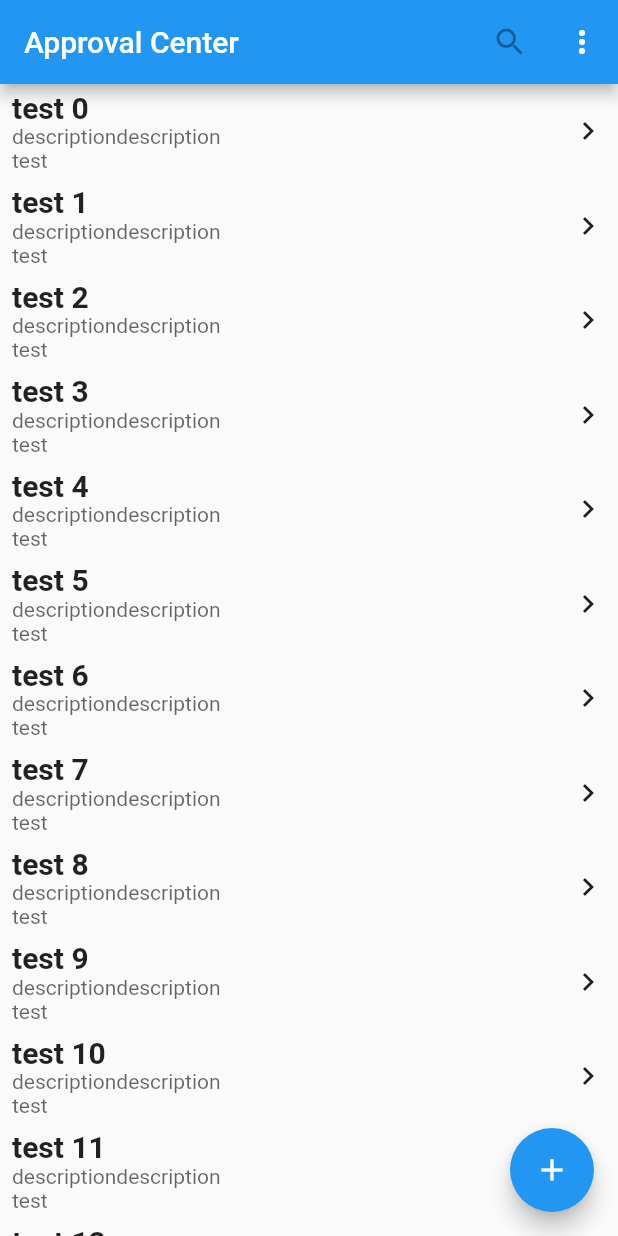
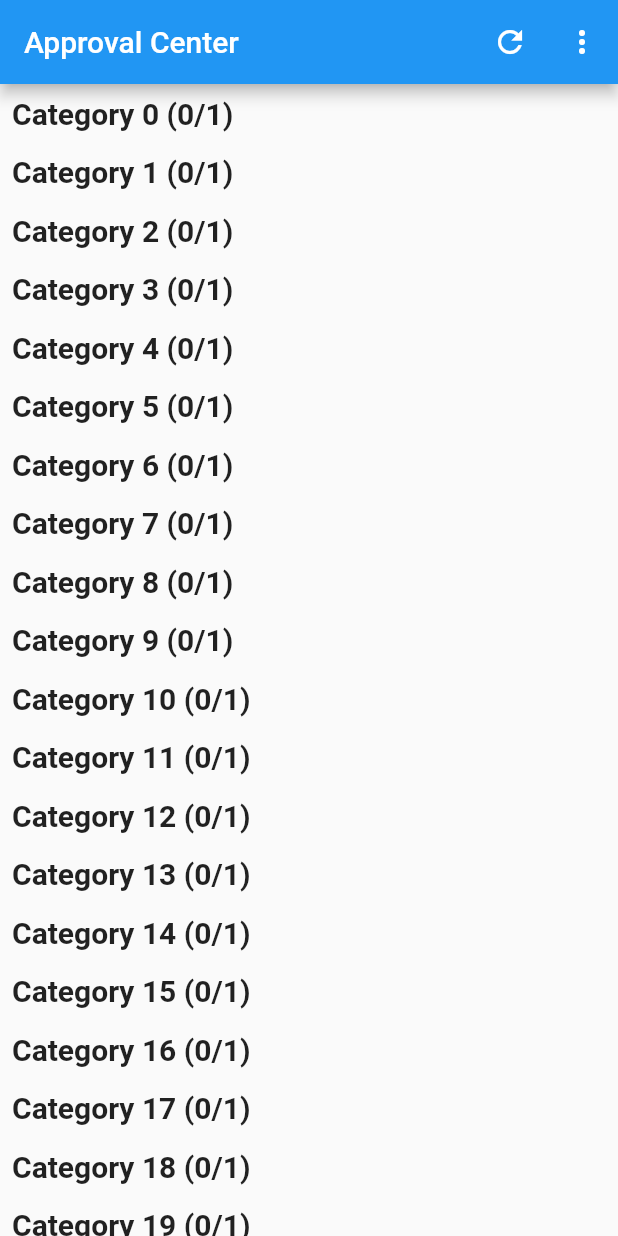
Before and after one commit to rocetch/flutter-approval-center, a Flutter app: the screen it shows after launch, on a phone screen of 412 x 824 dp. Run offline on Flutter 3.47's test engine with Material 2 defaults, Android fonts, the phone set to English and light mode, and no system bars.

Commit message:
add second page

```diff
--- a/lib/main.dart
+++ b/lib/main.dart
@@ -1,6 +1,7 @@
 import 'package:flutter/material.dart';
 
-import 'screens/task_category_list/task_categories_page.dart';
+import 'screens/task_categories_page/task_categories_page.dart';
+import 'screens/tasks_page/tasks_page.dart';
 
 void main() => runApp(MyApp());
 
@@ -24,6 +25,9 @@ class MyApp extends StatelessWidget {
         brightness: Brightness.light,
       ),
       home: TaskCategoriesPage(title: 'Approval Center'),
+      routes: <String, WidgetBuilder>{
+        TasksPage.routeName: (BuildContext context) => TasksPage(),
+      },
     );
   }
 }
--- a/lib/models/task_category.dart
+++ b/lib/models/task_category.dart
@@ -1,6 +1,9 @@
 class TaskCategory {
-  TaskCategory(this.subject, this.description, this.unread);
-  String subject;
-  String description;
-  bool unread = true;
+  TaskCategory(this.name, this.totalCnt, this.unreadCnt);
+
+  String name;
+  int totalCnt;
+  int unreadCnt;
+
+  String get displayName => "$name ($unreadCnt/$totalCnt)";
 }
--- a/lib/screens/task_category_list/task_categories_page.dart
+++ b/lib/screens/task_categories_page/task_categories_page.dart
@@ -4,7 +4,7 @@ import 'package:approval_center/models/task_category.dart';
 import 'package:flutter/material.dart';
 
 import 'widgets/task_category_card/task_category_card.dart';
-import 'widgets/top_bar/top_bar.dart';
+//import 'widgets/top_bar/top_bar.dart';
 
 class TaskCategoriesPage extends StatefulWidget {
   TaskCategoriesPage({Key key, this.title}) : super(key: key);
@@ -25,10 +25,23 @@ class TaskCategoriesPage extends StatefulWidget {
 }
 
 class _TaskCategoriesPageState extends State<TaskCategoriesPage> {
-  int _counter = 0;
+  //int _counter = 0;
   List<TaskCategory> categories = initData();
 
-  //final List<int> colorCodes = <int>[600, 500, 100, 600, 500, 100, 600, 500, 100, 600, 500, 100, 600, 500, 100];
+  void _refresh() {
+    setState(() {
+      categories = initData();
+      //_counter++;
+      //categories.clear();
+      //categories.addAll(initData());
+      // for (var i=0; i<20; i++) {
+      //   var totalCnt = Random().nextInt(10);
+      //   var unreadCnt = Random().nextInt(totalCnt);
+      //   var catg = TaskCategory("Category $i", totalCnt, unreadCnt);
+      //   categories[i] = catg;
+      // }
+    });
+  }
 
   void _incrementCounter() {
     setState(() {
@@ -37,21 +50,25 @@ class _TaskCategoriesPageState extends State<TaskCategoriesPage> {
       // so that the display can reflect the updated values. If we changed
       // _counter without calling setState(), then the build method would not be
       // called again, and so nothing would appear to happen.
-      _counter++;
+      //_counter++;
     });
   }
 
   static List<TaskCategory> initData() {
     List<TaskCategory> _categories = <TaskCategory>[];
     for (var i=0; i<20; i++) {
-      _categories.add(TaskCategory("test $i", "descriptiondescription\ntest", Random().nextBool()));
+      var totalCnt = Random().nextInt(10)+1;
+      var unreadCnt = Random().nextInt(totalCnt);
+      var catg = TaskCategory("Category $i", totalCnt, unreadCnt);
+      //print(i.toString() + catg.unread.toString());
+      _categories.add(catg);
     }
     return _categories;
   }
 
   @override
   Widget build(BuildContext context) {
-  //initData();
+    //print("build");
     // This method is rerun every time setState is called, for instance as done
     // by the _incrementCounter method above.
     //
@@ -59,7 +76,7 @@ class _TaskCategoriesPageState extends State<TaskCategoriesPage> {
     // fast, so that you can just rebuild anything that needs updating rather
     // than having to individually change instances of widgets.
     return Scaffold(
-      appBar: TopBar(widget.title).build(),
+      appBar: buildAppBar(),
       body: ListView.builder(
         physics: BouncingScrollPhysics(),
         padding: const EdgeInsets.all(0.0),
@@ -118,11 +135,40 @@ class _TaskCategoriesPageState extends State<TaskCategoriesPage> {
         ),
       ),
       */
+      /*
       floatingActionButton: FloatingActionButton(
         onPressed: _incrementCounter,
         tooltip: 'Increment',
         child: Icon(Icons.add),
       ), // This trailing comma makes auto-formatting nicer for build methods.
+      */
     );
   }
+
+  Widget buildAppBar() {
+    return AppBar(
+      title: Text(widget.title),
+      actions: <Widget>[
+        IconButton(
+          icon: Icon(Icons.refresh),
+          onPressed: _onRefreshPressed,
+        ),
+        IconButton(
+          icon: Icon(Icons.more_vert),
+          onPressed: _onMorePressed,
+        ),
+      ],
+      toolbarOpacity: 1,
+      bottomOpacity: 0.1,
+      //backgroundColor: Color.fromRGBO(0, 0, 255, 0.1),
+    );
+  }
+
+  void _onMorePressed() {
+
+  }
+
+  void _onRefreshPressed() {
+    _refresh();
+  }
 }
--- /dev/null
+++ b/lib/screens/task_categories_page/widgets/task_category_card/task_category_card.dart
@@ -0,0 +1,54 @@
+import 'package:approval_center/models/task_category.dart';
+import 'package:approval_center/screens/tasks_page/tasks_page.dart';
+import 'package:flutter/material.dart';
+
+class TaskCategoryCard extends StatelessWidget {
+  final TaskCategory _taskCategory;
+
+  TaskCategoryCard(this._taskCategory);
+
+  @override
+  Widget build(BuildContext context) {
+    //print("build card");
+    return InkWell(
+      child: Container(
+        margin: const EdgeInsets.symmetric(vertical: 8.0),
+        //decoration: BoxDecoration(
+          //borderRadius: BorderRadius.circular(6.0),
+          //border: Border.all(color: Colors.black),
+        //),
+        child: Row(
+          children: <Widget>[
+            Padding(padding: const EdgeInsets.only(left: 8.0)),
+            //Icon(Icons.star),
+            //Padding(padding: const EdgeInsets.only(left: 8.0)),
+            Expanded(
+              child: Text(_taskCategory.displayName,
+                    textAlign: TextAlign.left,
+                    style: _getNameStyle(context),
+                    ),
+            ),
+            Padding(padding: const EdgeInsets.only(left: 8.0)),
+            //Icon(Icons.keyboard_arrow_right),
+            //Padding(padding: const EdgeInsets.only(left: 8.0)),
+          ],
+        ),
+      ),
+      onTap: () => _onTap(context),
+      //onTap: () => print(_taskCategory.name),
+    );
+  }
+
+  TextStyle _getNameStyle(BuildContext context) {
+    TextStyle style = Theme.of(context).textTheme.title.apply(fontWeightDelta: -1);
+    //if (_taskCategory.unread) {
+      style = style.apply(fontWeightDelta: 3);
+    //}
+    return style;
+  }
+
+  void _onTap(BuildContext context) {
+    Navigator.pushNamed(context, TasksPage.routeName, arguments: _taskCategory);
+    //print(_taskCategory.name);
+  }
+}
--- a/lib/screens/task_category_list/widgets/task_category_card/task_category_card2.dart
+++ b/lib/screens/task_categories_page/widgets/task_category_card/task_category_card2.dart
@@ -1,7 +1,8 @@
 import 'package:approval_center/models/task_category.dart';
 import 'package:flutter/material.dart';
 
-class TaskCategoryCard {
+class TaskCategoryCard2 {
+  /*
   TaskCategoryCard(this.context, this.index, this._taskCategory);
 
   final TaskCategory _taskCategory;
@@ -70,4 +71,5 @@ class TaskCategoryCard {
       ],
     ),
   );
+  */
 }
--- a/lib/screens/task_category_list/widgets/task_category_card/task_category_card.dart
+++ b/lib/screens/tasks_page/widgets/task_card/task_card.dart
@@ -1,22 +1,14 @@
-import 'package:approval_center/models/task_category.dart';
+import 'package:approval_center/models/task.dart';
 import 'package:flutter/material.dart';
 
-class TaskCategoryCard extends StatefulWidget {
-  final TaskCategory _taskCategory;
+class TaskCard extends StatelessWidget {
+  final Task _task;
 
-  TaskCategoryCard(this._taskCategory);
-
-  @override
-  _TaskCategoryCardState createState() => _TaskCategoryCardState(_taskCategory);
-}
-
-class _TaskCategoryCardState extends State<TaskCategoryCard> {
-  final TaskCategory _taskCategory;
-
-  _TaskCategoryCardState(this._taskCategory);
+  TaskCard(this._task);
 
   @override
   Widget build(BuildContext context) {
+    //print("build card");
     return Container(
       margin: const EdgeInsets.symmetric(vertical: 4.0),
       //decoration: BoxDecoration(
@@ -32,17 +24,12 @@ class _TaskCategoryCardState extends State<TaskCategoryCard> {
             child: Column(
               crossAxisAlignment: CrossAxisAlignment.start,
               children: <Widget>[
-                Text('${_taskCategory.subject}',
+                Text('${_task.subject}',
                   textAlign: TextAlign.left,
-                  style: _getSubjectStyle(),
-                  // style: TextStyle(
-                  //   //color: Theme.of(context).textTheme.display1,
-                  //   backgroundColor: Colors.amber,
-                  //   fontSize: 20.0,
-                  //   fontWeight: (_taskCategory.unread) ? FontWeight.bold : FontWeight.normal)
+                  style: _getSubjectStyle(context),
                   ),
-                Text(_taskCategory.description,
-                  style: _getDescriptionStyle(),
+                Text(_task.description,
+                  style: _getDescriptionStyle(context),
                 ),
               ],
             ),
@@ -55,15 +42,15 @@ class _TaskCategoryCardState extends State<TaskCategoryCard> {
     );
   }
 
-  TextStyle _getSubjectStyle() {
+  TextStyle _getSubjectStyle(BuildContext context) {
     TextStyle style = Theme.of(context).textTheme.title.apply(fontWeightDelta: -1);
-    if (_taskCategory.unread) {
+    if (_task.unread) {
       style = style.apply(fontWeightDelta: 3);
     }
     return style;
   }
 
-  TextStyle _getDescriptionStyle() {
+  TextStyle _getDescriptionStyle(BuildContext context) {
     TextStyle style = Theme.of(context).textTheme.body1.apply(
       color: Theme.of(context).hintColor);
     return style;
```
Also changed, not shown: lib/models/task.dart (added, +7 -0 lines), lib/screens/tasks_page/tasks_page.dart (added, +63 -0 lines), lib/screens/task_categories_page/widgets/top_bar/top_bar.dart (renamed from lib/screens/task_category_list/widgets/top_bar/top_bar.dart).
